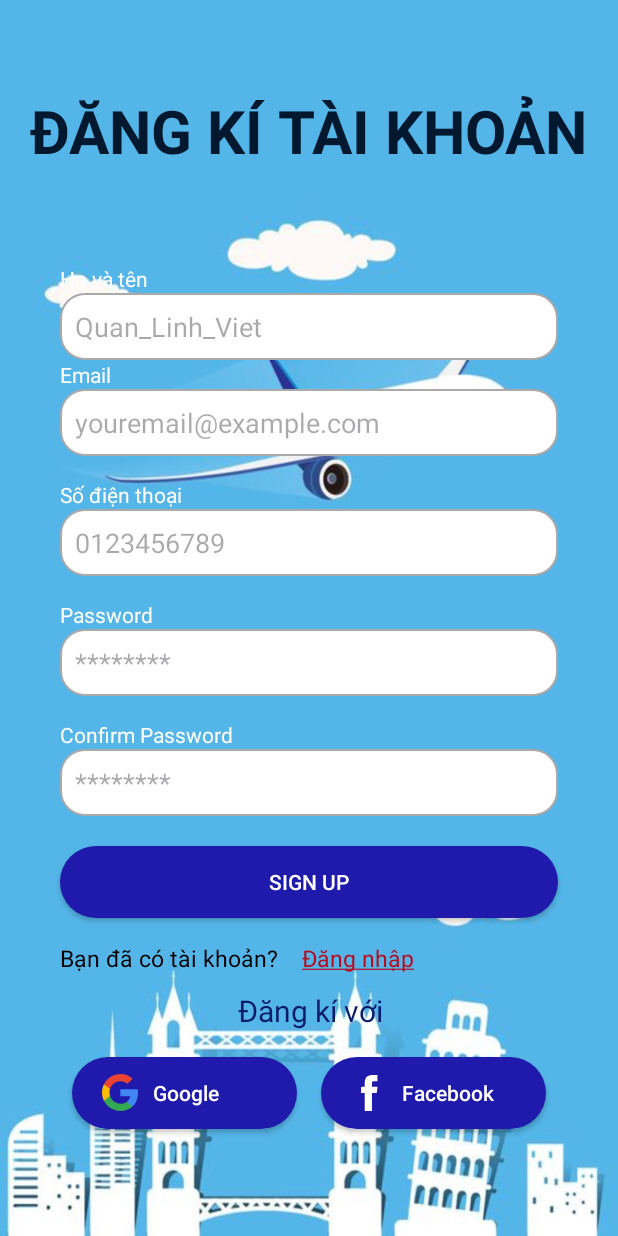
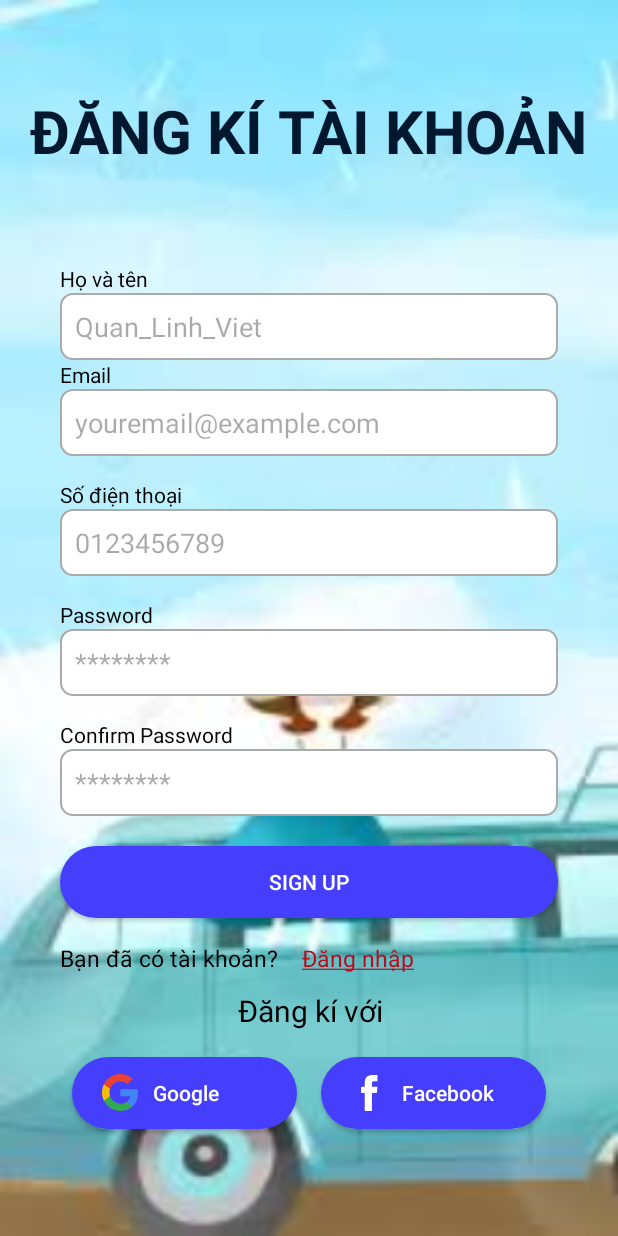
Before and after one commit to lethanhlinh/Travel_app, an Android app: the SignUpActivity screen opened directly, with no data from a screen before it, on a phone screen of 412 x 824 dp. Run offline under Robolectric (Android 15) with nearby library versions, the phone set to English and light mode, and no system bars.

Commit message:
Sua gao dien login-signup

```diff
--- a/app/build.gradle.kts
+++ b/app/build.gradle.kts
@@ -1,3 +1,5 @@
+import org.apache.tools.ant.util.JavaEnvUtils.VERSION_1_8
+
 plugins {
     alias(libs.plugins.android.application)
     alias(libs.plugins.google.gms.google.services)
@@ -5,7 +7,7 @@ plugins {
 
 android {
     namespace = "com.example.travel_app"
-    compileSdk = 34
+    compileSdk = 35
 
     defaultConfig {
         applicationId = "com.example.travel_app"
--- a/app/src/main/res/drawable/edit_text_background.xml
+++ b/app/src/main/res/drawable/edit_text_background.xml
@@ -1,6 +1,6 @@
 <?xml version="1.0" encoding="utf-8"?>
 <shape xmlns:android="http://schemas.android.com/apk/res/android">
     <solid android:color="@android:color/white"/>
-    <corners android:radius="16dp"/>
+    <corners android:radius="8dp"/>
     <stroke android:width="1dp" android:color="@android:color/darker_gray"/>
 </shape>
--- a/app/src/main/res/layout/activity_signup.xml
+++ b/app/src/main/res/layout/activity_signup.xml
@@ -4,7 +4,7 @@
     android:layout_width="match_parent"
     android:layout_height="match_parent"
     android:layout_gravity="center"
-    android:background="@drawable/loginbgr">
+    android:background="@drawable/bg_login_signup">
 
     <TextView
         android:layout_width="wrap_content"
@@ -33,7 +33,7 @@
             android:layout_width="match_parent"
             android:layout_height="wrap_content"
             android:text="Họ và tên"
-            android:textColor="@color/white" />
+            android:textColor="@color/black" />
 
         <EditText
             android:id="@+id/hoTenTxt"
@@ -47,7 +47,7 @@
             android:layout_width="match_parent"
             android:layout_height="wrap_content"
             android:text="Email"
-            android:textColor="@color/white" />
+            android:textColor="@color/black" />
 
         <EditText
             android:id="@+id/emailTxt"
@@ -63,7 +63,7 @@
             android:layout_width="match_parent"
             android:layout_height="wrap_content"
             android:text="Số điện thoại"
-            android:textColor="@color/white"
+            android:textColor="@color/black"
             android:layout_marginTop="16dp"/>
 
         <EditText
@@ -80,7 +80,7 @@
             android:layout_width="match_parent"
             android:layout_height="wrap_content"
             android:text="Password"
-            android:textColor="@color/white"
+            android:textColor="@color/black"
             android:layout_marginTop="16dp"/>
 
         <EditText
@@ -96,7 +96,7 @@
             android:layout_width="match_parent"
             android:layout_height="wrap_content"
             android:text="Confirm Password"
-            android:textColor="@color/white"
+            android:textColor="@color/black"
             android:layout_marginTop="16dp"/>
 
         <EditText
@@ -151,17 +151,19 @@
         </androidx.constraintlayout.widget.ConstraintLayout>
 
     </LinearLayout>
+
     <TextView
+        android:id="@+id/textView26"
         android:layout_width="wrap_content"
         android:layout_height="wrap_content"
         android:layout_alignParentStart="true"
         android:layout_alignParentEnd="true"
         android:layout_marginStart="141dp"
-        android:textColor="#0B1B6D"
         android:layout_marginTop="660dp"
         android:layout_marginEnd="140dp"
         android:gravity="center"
         android:text="Đăng kí với"
+        android:textColor="@color/black"
         android:textSize="20dp" />
 
     <LinearLayout
--- a/app/src/main/res/values/colors.xml
+++ b/app/src/main/res/values/colors.xml
@@ -7,5 +7,5 @@
     <color name="lightGray">#efefef</color>
     <color name="lightBlue">#A3D7F6</color>
     <color name="Red">#BD0719</color>
-    <color name="clolor_btn">#1F1AAB</color>
+    <color name="clolor_btn">#453FFD</color>
 </resources>
--- a/gradle/libs.versions.toml
+++ b/gradle/libs.versions.toml
@@ -1,5 +1,5 @@
 [versions]
-agp = "8.6.0"
+agp = "8.5.2"
 junit = "4.13.2"
 junitVersion = "1.2.1"
 espressoCore = "3.6.1"
```
Also changed, not shown: app/src/main/res/layout/activity_signin.xml (+10 -10 lines), app/src/main/res/bg_login_signup2.png (added), app/src/main/res/drawable/bg_login_signup.png (added), app/src/main/res/drawable/loginbgr.jpg (deleted).
